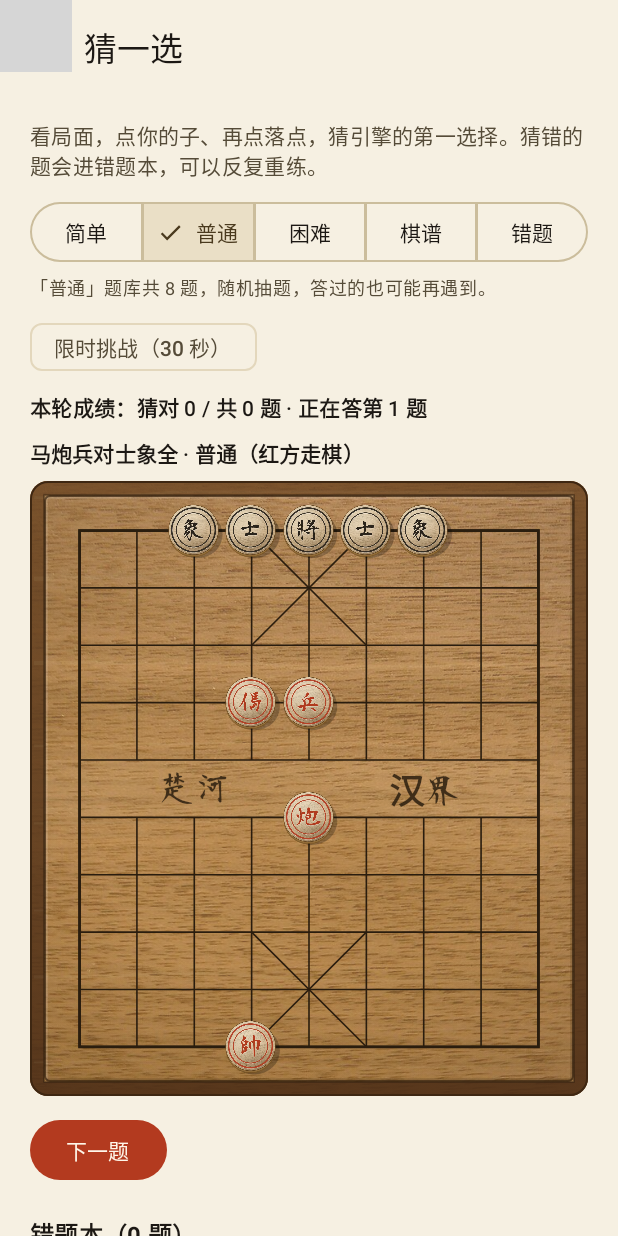
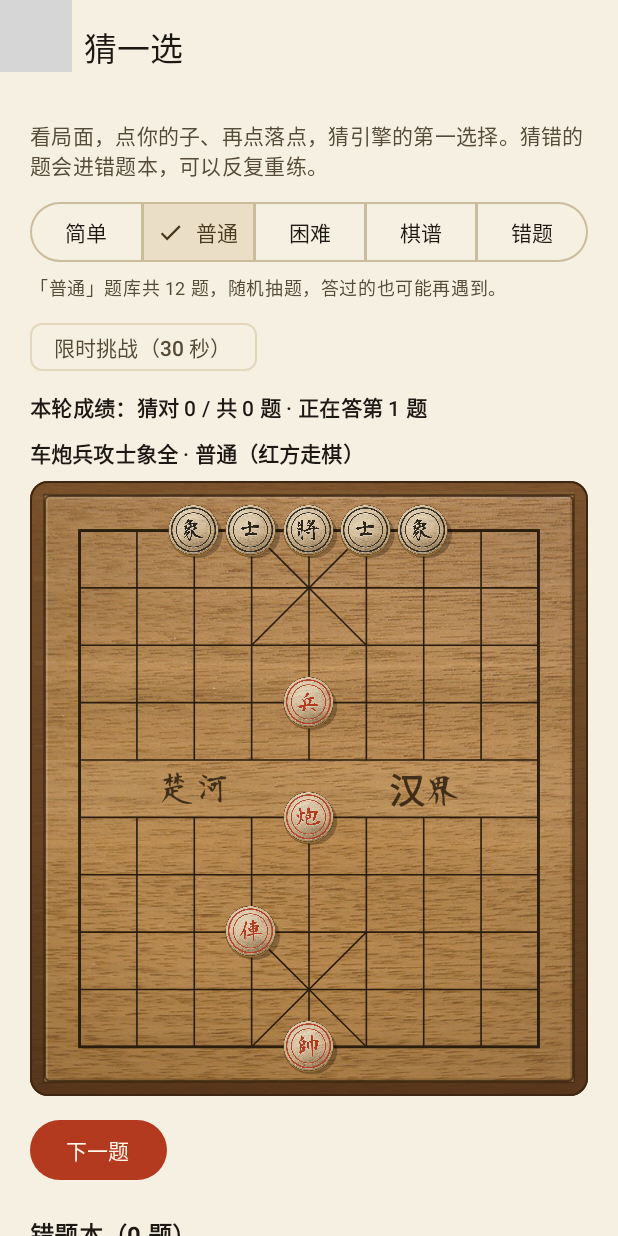
Before and after one commit to liyuzhou79-star/TuxunXiangqi, an Android app built with Jetpack Compose: the composable GuessScreen shown on its own in the app's theme, on a phone screen of 412 x 824 dp. Run offline under Robolectric (Android 15) with nearby library versions, the phone set to English and light mode, and no system bars; 7 statements that could not run were skipped; grey boxes are pictures that could not be loaded.

Commit message:
v1.28.0: daily-puzzle streak, guess pools grow to 12 per tier

```diff
--- a/app/build.gradle.kts
+++ b/app/build.gradle.kts
@@ -12,8 +12,8 @@ android {
         applicationId = "com.tuxunxiangqi.android"
         minSdk = 26
         targetSdk = 35
-        versionCode = 37
-        versionName = "1.27.0"
+        versionCode = 38
+        versionName = "1.28.0"
     }
 
     signingConfigs {
--- a/app/src/main/java/com/tuxunxiangqi/android/data/Puzzles.kt
+++ b/app/src/main/java/com/tuxunxiangqi/android/data/Puzzles.kt
@@ -280,7 +280,7 @@ object Puzzles {
 }
 
 /** Curated positions for the guess-the-best-move trainer, grouped
- *  by difficulty (8 per tier since 1.5.0). The engine's top move
+ *  by difficulty (12 per tier since 1.28.0). The engine's top move
  *  is the answer; the position only needs to be interesting, not
  *  forced. The endgame entries reuse Puzzles faces verbatim, so
  *  they inherit the same FEN sanity coverage in PuzzleFenTest. */
@@ -293,7 +293,11 @@ object GuessPositions {
         "双车带兵局面" to "2bakab2/9/R7R/4P4/9/9/9/9/9/4K4 w - - 0 1",
         "双车马对士象全" to "2bakab2/9/9/3N5/R8/8R/9/9/9/3K5 w - - 0 1",
         "双车炮兵齐攻" to "2bakab2/9/9/3P5/9/R7R/4C4/9/9/4K4 w - - 0 1",
-        "车马炮联攻局面" to "2bakab2/9/3R5/4N4/4C4/9/9/9/9/4K4 w - - 0 1"
+        "车马炮联攻局面" to "2bakab2/9/3R5/4N4/4C4/9/9/9/9/4K4 w - - 0 1",
+        "单车对马双士局面" to "3aka3/9/9/2n6/9/9/9/3R5/9/3K5 w - - 0 1",
+        "马炮兵对单马局面" to "4k4/9/9/2n1N4/4P4/9/4C4/9/9/3K5 w - - 0 1",
+        "双车胜士象全局面" to "2bakab2/9/9/9/9/9/9/9/3R3R1/3K5 w - - 0 1",
+        "车兵对单炮局面" to "4k4/9/7c1/4P4/9/2R6/9/9/9/4K4 w - - 0 1"
     )
     val normal: List<Pair<String, String>> = listOf(
         "标准开局" to
@@ -305,7 +309,11 @@ object GuessPositions {
         "车炮胜士象全" to "2bakab2/9/9/9/4C4/9/9/3R5/9/4K4 w - - 0 1",
         "车炮兵攻士象全" to "2bakab2/9/9/4P4/9/4C4/9/3R5/9/4K4 w - - 0 1",
         "马炮兵对士象全" to "2bakab2/9/9/3NP4/9/4C4/9/9/9/3K5 w - - 0 1",
-        "双车对马炮" to "4k4/9/2n3c2/9/8R/9/R8/9/9/3K5 w - - 0 1"
+        "双车对马炮" to "4k4/9/2n3c2/9/8R/9/R8/9/9/3K5 w - - 0 1",
+        "车马双兵对士象全" to "2bakab2/9/9/6N2/3P1P3/2R6/9/9/9/3K5 w - - 0 1",
+        "车马炮胜士象全" to "2bakab2/9/9/4N4/4C4/9/9/9/5R3/4K4 w - - 0 1",
+        "车炮双兵压宫" to "2bakab2/9/9/3P1P3/9/3R5/7C1/9/9/3K5 w - - 0 1",
+        "马双炮带兵" to "2bakab2/9/9/4P4/4N4/7C1/1C7/9/9/4K4 w - - 0 1"
     )
     val hard: List<Pair<String, String>> = listOf(
         "单车对马炮" to "4k4/9/2c6/6n2/4R4/9/9/9/9/4K4 w - - 0 1",
@@ -315,7 +323,11 @@ object GuessPositions {
         "双马胜士象全" to "2bakab2/9/2N3N2/9/9/9/9/9/9/3K5 w - - 0 1",
         "单车胜士象全" to "2bakab2/9/9/9/9/9/9/3R5/9/3K5 w - - 0 1",
         "双炮胜士象全" to "2bakab2/9/9/9/2C3C2/9/9/9/9/3K5 w - - 0 1",
-        "单车对炮双士" to "3aka3/9/9/9/4c4/9/R8/9/9/4K4 w - - 0 1"
+        "单车对炮双士" to "3aka3/9/9/9/4c4/9/R8/9/9/4K4 w - - 0 1",
+        "车马对双炮双士" to "3aka3/9/1c5c1/9/5N3/2R6/9/9/9/3K5 w - - 0 1",
+        "车带三兵胜士象全" to "2bakab2/9/9/4P4/1RP3P2/9/9/9/9/4K4 w - - 0 1",
+        "双马炮对士象全" to "2bakab2/9/2N3N2/9/9/9/4C4/9/9/4K4 w - - 0 1",
+        "车马对马士象" to "2bakab2/9/7R1/3n5/4N4/9/9/9/9/4K4 w - - 0 1"
     )
 }
 
```
Also changed, not shown: app/src/main/java/com/tuxunxiangqi/android/data/PuzzleProgress.kt (+50 -4 lines), app/src/main/java/com/tuxunxiangqi/android/ui/HomeScreen.kt (+16 -2 lines), app/src/main/java/com/tuxunxiangqi/android/ui/PuzzleScreen.kt (+11 -0 lines), 5 other files.
